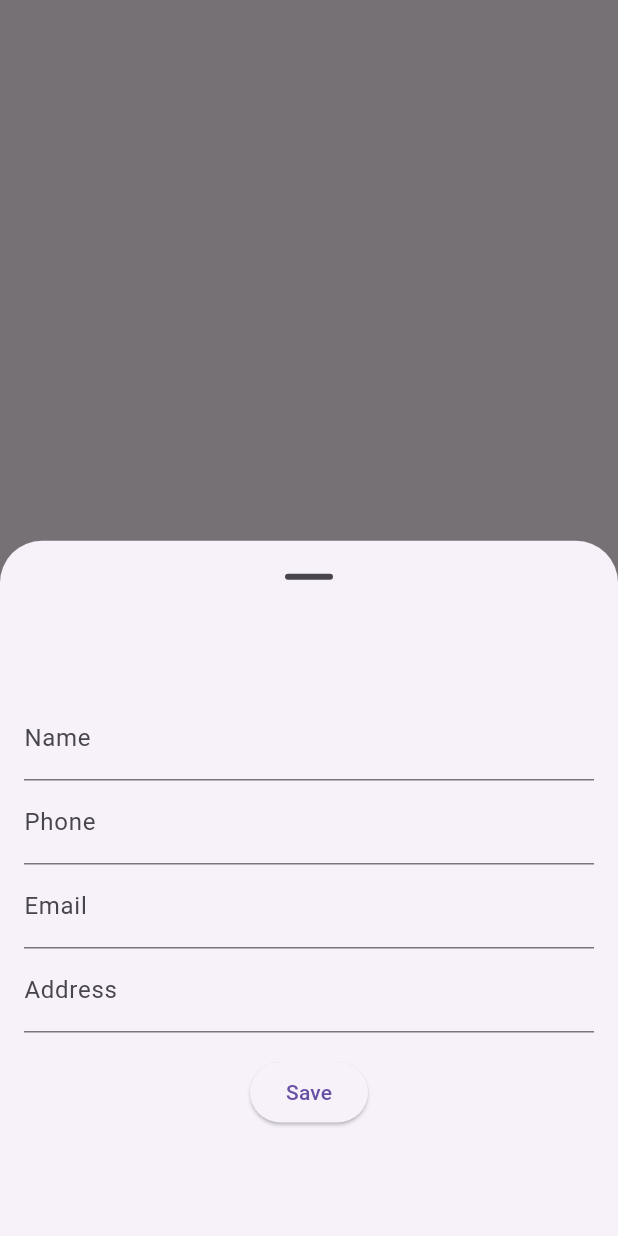
After one commit to pdsTSA/software_2024_client, a Flutter app: the ContactView screen opened directly, after a tap on "Add Contact", on a phone screen of 412 x 824 dp. The commit adds this screen. Run offline on Flutter 3.47's test engine with Material 3 defaults, Android fonts, the phone set to English and light mode, and no system bars; our stand-ins replace camera, flutter_local_notifications, table_calendar, weekday_selector; missing offline and left inert: workmanager.

Commit message:
Complete contact view

```diff
--- /dev/null
+++ b/lib/data/contacts/contacts.dart
@@ -0,0 +1,25 @@
+import 'package:json_annotation/json_annotation.dart';
+import 'package:uuid/uuid.dart';
+
+part 'contacts.g.dart';
+
+var uuidgen = const Uuid();
+
+@JsonSerializable()
+class MedicalContact{
+  String uuid = uuidgen.v4();
+  String name;
+  String phone;
+  String email;
+  String address;
+
+  MedicalContact({
+    required this.name,
+    required this.phone,
+    required this.email,
+    required this.address
+  });
+
+  factory MedicalContact.fromJson(Map<String, dynamic> json) => _$MedicalContactFromJson(json);
+  Map<String, dynamic> toJson() => _$MedicalContactToJson(this);
+}
--- a/lib/data/data_manager.dart
+++ b/lib/data/data_manager.dart
@@ -4,6 +4,7 @@ import 'dart:io';
 import 'package:json_annotation/json_annotation.dart';
 import 'package:path_provider/path_provider.dart';
 import 'package:tsa_software_2024/data/config/globals.dart';
+import 'package:tsa_software_2024/data/contacts/contacts.dart';
 
 import 'medication/medication.dart';
 
@@ -13,12 +14,21 @@ part 'data_manager.g.dart';
 class AppData {
   AppData();
   List<Medication> medications = [];
+  List<MedicalContact> contacts = [];
   GlobalConfig config = GlobalConfig();
+
 
   void addMedication(Medication medication) {
     medications.removeWhere((element) => element.uuid == medication.uuid);
     medications.add(medication);
     saveAppData(this);
+  }
+
+  void addContact(MedicalContact contact) {
+    contacts.removeWhere((element) => element.uuid == contact.uuid);
+    contacts.add(contact);
+    saveAppData(this);
+    print("added contact");
   }
 
   factory AppData.fromJson(Map<String, dynamic> json) => _$AppDataFromJson(json);
@@ -27,7 +37,6 @@ class AppData {
 
 Future<AppData> getAppData() async {
   final directory = await getApplicationDocumentsDirectory();
-  print(directory.path);
   try {
     var file = File("${directory.path}/app.data");
     if (!await file.exists()) {
@@ -51,6 +60,7 @@ void saveAppData(AppData appData) async {
   try {
     var file = File("${directory.path}/app.data");
     file.writeAsString(jsonEncode(appData.toJson()));
+    print("saved appdata");
   } catch (e) {
     print("could not save appdata");
     print(e);
--- a/lib/routes/tabs/medicine_tabs/medicine_confirmation.dart
+++ b/lib/routes/tabs/medicine_tabs/medicine_confirmation.dart
@@ -1,7 +1,7 @@
 import 'package:flutter/material.dart';
 import 'package:intl/intl.dart';
 import 'package:tsa_software_2024/data/medication/medication.dart';
-import 'package:tsa_software_2024/widgets/medicine_overview.dart';
+import 'package:tsa_software_2024/widgets/medicine/medicine_overview.dart';
 
 class MedicineConfirmationView extends StatefulWidget {
   final Medication data;
--- a/lib/routes/tabs/root_tabs/contact.dart
+++ b/lib/routes/tabs/root_tabs/contact.dart
@@ -1,10 +1,109 @@
 import 'package:flutter/material.dart';
+import 'package:tsa_software_2024/data/contacts/contacts.dart';
+import 'package:tsa_software_2024/data/data_manager.dart';
+import 'package:tsa_software_2024/widgets/contact/contact_sheet.dart';
+import 'package:url_launcher/url_launcher_string.dart';
 
-class ContactView extends StatelessWidget {
+class ContactView extends StatefulWidget {
   const ContactView({super.key});
 
   @override
+  State<ContactView> createState() => _ContactViewState();
+}
+
+class _ContactViewState extends State<ContactView> {
+  var dirty = false;
+  var future = getAppData();
+  AppData? appData;
+
+  @override
   Widget build(BuildContext context) {
-    return const Placeholder();
+    return Scaffold(
+      body: FutureBuilder<AppData>(
+        future: future,
+        builder: (context, snapshot) {
+          if (snapshot.hasData) {
+            appData = snapshot.data;
+            return ListView(
+              children: appData!.contacts.asMap().map((key, value) =>
+                MapEntry(key, ListTile(
+                  title: Text(value.name),
+                  subtitle: Text(value.phone),
+                  onTap: () {
+                    showModalBottomSheet(
+                      context: context,
+                      showDragHandle: true,
+                      builder: (context) {
+                        return ContactBottomSheet(
+                          contact: value,
+                          data: appData!,
+                          reloadCallback: _reload,
+                        );
+                      }
+                    );
+                  },
+                  trailing: Wrap(
+                    children: [
+                      IconButton(
+                          icon: const Icon(Icons.delete),
+                          onPressed: () async {
+                            appData!.contacts.removeAt(key);
+                            saveAppData(appData!);
+                            _reload();
+                          }
+                      ),
+                      IconButton(
+                          icon: const Icon(Icons.phone),
+                          onPressed: () async {
+                            await launchUrlString("tel:${value.phone}");
+                          }
+                      ),
+                      IconButton(
+                          icon: const Icon(Icons.email),
+                          onPressed: () async {
+                            await launchUrlString("mailto:${value.email}");
+                          }
+                      ),
+                    ],
+                  )
+                ))
+              ).values.toList()
+            );
+          } else {
+            return Container();
+          }
+        },
+      ),
+      floatingActionButton: FloatingActionButton.extended(
+        onPressed: () {
+          showModalBottomSheet(
+              context: context,
+              showDragHandle: true,
+              builder: (context) {
+                return ContactBottomSheet(
+                  contact: MedicalContact(
+                      name: '',
+                      phone: '',
+                      email: '',
+                      address: ''
+                  ),
+                  data: appData!,
+                  reloadCallback: _reload,
+                );
+              }
+          );
+        },
+        label: const Text("Add Contact"),
+        icon: const Icon(Icons.add),
+      )
+    );
+  }
+
+  void _reload() {
+    WidgetsBinding.instance.addPostFrameCallback((timeStamp) {
+      setState(() {
+        future = getAppData();
+      });
+    });
   }
 }
--- a/lib/routes/tabs/root_tabs/medicine.dart
+++ b/lib/routes/tabs/root_tabs/medicine.dart
@@ -1,7 +1,7 @@
 import 'package:flutter/material.dart';
 import 'package:tsa_software_2024/data/data_manager.dart';
 import 'package:tsa_software_2024/routes/arguments/arguments.dart';
-import 'package:tsa_software_2024/widgets/medicine_overview.dart';
+import 'package:tsa_software_2024/widgets/medicine/medicine_overview.dart';
 
 class MedicineView extends StatefulWidget {
   final RouteObserver<ModalRoute> routeObserver;
@@ -29,7 +29,6 @@ class MedicineViewState extends State<MedicineView> with RouteAware {
   @override
   void didPopNext() {
     super.didPopNext();
-    print("refreshing route");
 
     setState(() {
       future = getAppData();
--- /dev/null
+++ b/lib/widgets/contact/contact_sheet.dart
@@ -0,0 +1,97 @@
+import 'package:flutter/material.dart';
+import 'package:tsa_software_2024/data/contacts/contacts.dart';
+import 'package:tsa_software_2024/data/data_manager.dart';
+
+class ContactBottomSheet extends StatefulWidget {
+  final AppData? data;
+  final MedicalContact contact;
+  final Function reloadCallback;
+  const ContactBottomSheet({super.key, required this.contact, required this.data, required this.reloadCallback});
+
+  @override
+  State<ContactBottomSheet> createState() => _ContactBottomSheetState();
+}
+
+class _ContactBottomSheetState extends State<ContactBottomSheet> {
+  var nameController = TextEditingController();
+  var phoneController = TextEditingController();
+  var emailController = TextEditingController();
+  var addressController = TextEditingController();
+  int rebuildCount = 0;
+
+
+  @override
+  void dispose() {
+    super.dispose();
+    if (nameController.text.isNotEmpty) {
+      widget.contact.name = nameController.text;
+      widget.contact.phone = phoneController.text;
+      widget.contact.email = emailController.text;
+      widget.contact.address = addressController.text;
+      print(nameController.text);
+      widget.data!.addContact(widget.contact);
+    }
+
+    widget.reloadCallback();
+  }
+
+  @override
+  Widget build(BuildContext context) {
+    if (widget.data == null) return Container();
+    print("rebuild");
+
+    if (rebuildCount == 0) {
+      nameController.text = widget.contact.name;
+      phoneController.text = widget.contact.phone;
+      emailController.text = widget.contact.email;
+      addressController.text = widget.contact.address;
+      rebuildCount++;
+    }
+
+    return Padding(
+      padding: const EdgeInsets.all(16),
+      child: Column(
+        mainAxisAlignment: MainAxisAlignment.center,
+        children: [
+          TextField(
+            controller: nameController,
+            keyboardType: TextInputType.name,
+            decoration: const InputDecoration(
+              labelText: "Name",
+            ),
+          ),
+          TextField(
+            controller: phoneController,
+            keyboardType: TextInputType.phone,
+            decoration: const InputDecoration(
+              labelText: "Phone",
+            ),
+          ),
+          TextField(
+            controller: emailController,
+            keyboardType: TextInputType.emailAddress,
+            decoration: const InputDecoration(
+              labelText: "Email",
+            ),
+          ),
+          TextField(
+            controller: addressController,
+            keyboardType: TextInputType.streetAddress,
+            decoration: const InputDecoration(
+              labelText: "Address",
+            ),
+          ),
+          Padding(
+            padding: const EdgeInsets.all(16),
+            child: ElevatedButton(
+                onPressed: () {
+                  Navigator.pop(context);
+                },
+                child: const Text("Save")
+            )
+          )
+        ],
+      ),
+    );
+  }
+}
--- a/pubspec.yaml
+++ b/pubspec.yaml
@@ -45,6 +45,7 @@ dependencies:
   flutter_local_notifications: ^16.3.2
   timezone: ^0.9.2
   workmanager: ^0.5.2
+  url_launcher: ^6.2.5
 
 dev_dependencies:
   flutter_test:
```
Also changed, not shown: lib/data/contacts/contacts.g.dart (added), lib/data/data_manager.g.dart, lib/widgets/medicine/medicine_overview.dart (renamed from lib/widgets/medicine_overview.dart), pubspec.lock.
